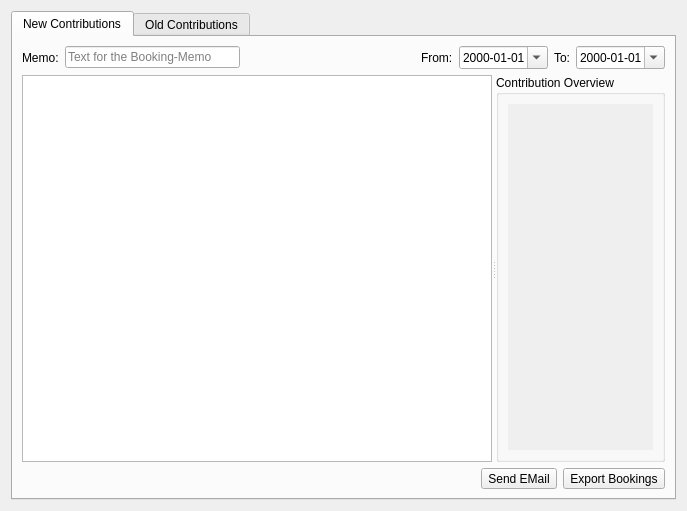
Old version of the form forms/contributions.ui in the repository LukyLuke/PiTres.
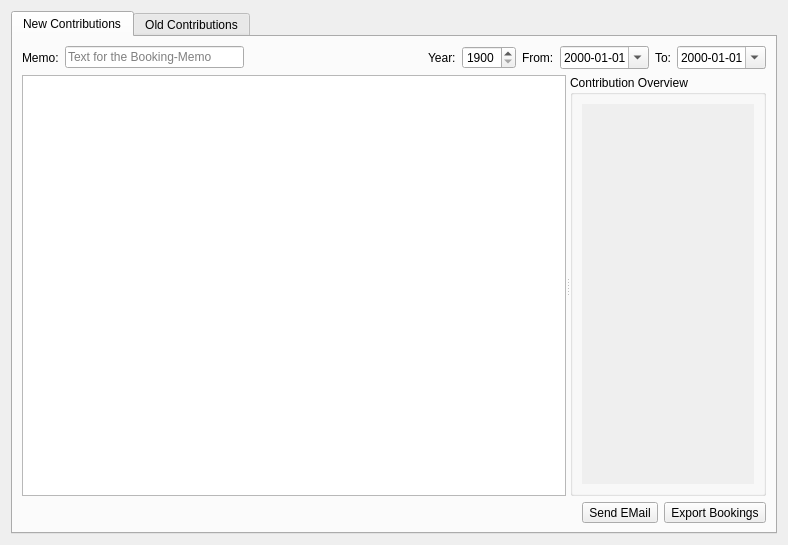
New version of the form. Icons and pictures are not drawn.

Commit message: #7 refined queries to be more precise in select only payments from a year

Patch:
```diff
--- a/forms/contributions.ui
+++ b/forms/contributions.ui
@@ -6,8 +6,8 @@
    <rect>
     <x>0</x>
     <y>0</y>
-    <width>687</width>
-    <height>511</height>
+    <width>788</width>
+    <height>545</height>
    </rect>
   </property>
   <property name="windowTitle">
@@ -53,6 +53,26 @@
            </property>
           </spacer>
          </item>
+         <item>
+          <widget class="QLabel" name="label_8">
+           <property name="text">
+            <string>Year:</string>
+           </property>
+           <property name="buddy">
+            <cstring>spinYear</cstring>
+           </property>
+          </widget>
+         </item>
+         <item>
+          <widget class="QSpinBox" name="spinYear">
+           <property name="minimum">
+            <number>1900</number>
+           </property>
+           <property name="maximum">
+            <number>9999</number>
+           </property>
+          </widget>
+         </item>
          <item>
           <widget class="QLabel" name="label">
            <property name="text">
@@ -119,7 +139,7 @@
                <rect>
                 <x>0</x>
                 <y>0</y>
-                <width>152</width>
+                <width>177</width>
                 <height>156</height>
                </rect>
               </property>
```
Left out of the diff: 29 changed lines with no effect on the pictures. The commit also changes 3 other files.
